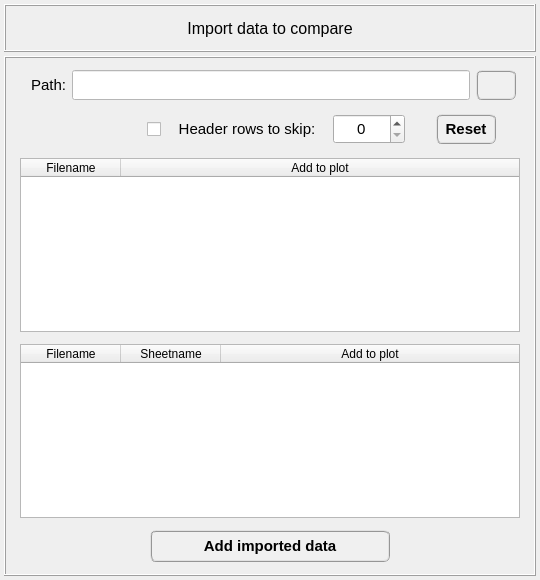
Before: the Qt Designer form pulse/interface/ui_files/data_handler/import_data_to_compare.ui in open-pulse/OpenPulse, drawn with Qt 5.
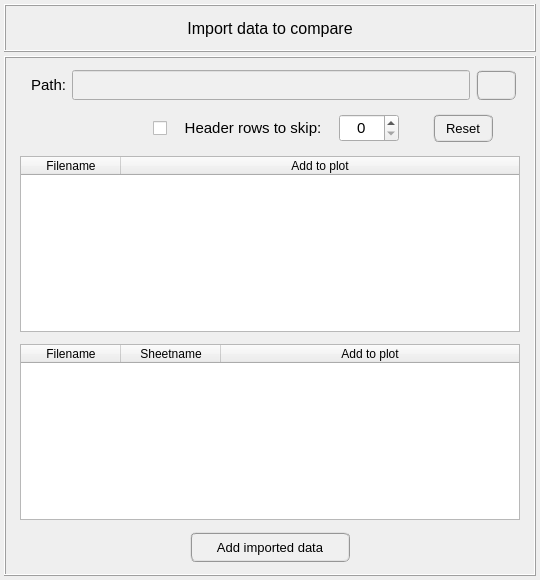
After: the same form once the commit is applied. Icons and pictures are not drawn.

Patch:
```diff
--- a/pulse/interface/ui_files/data_handler/import_data_to_compare.ui
+++ b/pulse/interface/ui_files/data_handler/import_data_to_compare.ui
@@ -234,13 +234,13 @@
                  <property name="minimumSize">
                   <size>
                    <width>60</width>
-                   <height>30</height>
+                   <height>28</height>
                   </size>
                  </property>
                  <property name="maximumSize">
                   <size>
                    <width>60</width>
-                   <height>30</height>
+                   <height>28</height>
                   </size>
                  </property>
                  <property name="sizeIncrement">
@@ -252,16 +252,17 @@
                  <property name="font">
                   <font>
                    <family>MS Shell Dlg 2</family>
-                   <pointsize>11</pointsize>
-                   <weight>75</weight>
+                   <pointsize>10</pointsize>
+                   <weight>50</weight>
                    <italic>false</italic>
-                   <bold>true</bold>
+                   <bold>false</bold>
                   </font>
                  </property>
                  <property name="styleSheet">
-                  <string notr="true">QPushButton{border-radius: 6px; border-color: rgb(150, 150, 150); border-style: ridge; border-width: 2px; color: rgb(0, 0, 0); background-color: rgb(240, 240, 240); font: 75 bold 11pt &quot;MS Shell Dlg 2&quot;}
-QPushButton:hover{border-radius: 6px; border-color: rgb(0, 170, 255); border-style: ridge; border-width: 2px; color: rgb(0, 0, 0); background-color: rgba(174, 213, 255, 100); font: 75 bold 11pt &quot;MS Shell Dlg 2&quot;}
-QPushButton:pressed{border-radius: 6px; border-color: rgb(0, 170, 255); border-style: ridge; border-width: 3px; color: rgb(0, 0, 0); background-color: rgb(174, 213, 255); font: 75 bold 11pt &quot;MS Shell Dlg 2&quot;}</string>
+                  <string notr="true">QPushButton{border-radius: 6px; border-color: rgb(150, 150, 150); border-style: ridge; border-width: 2px; color: rgb(0, 0, 0); background-color: rgb(240, 240, 240)}
+QPushButton:hover{border-radius: 6px; border-color: rgb(0, 170, 255); border-style: ridge; border-width: 2px; color: rgb(0, 0, 0); background-color: rgba(174, 213, 255, 100)}
+QPushButton:pressed{border-radius: 6px; border-color: rgb(0, 170, 255); border-style: ridge; border-width: 2px; color: rgb(0, 0, 0); background-color: rgb(174, 213, 255)}
+QPushButton:disabled{border-radius: 6px; border-color: rgb(150, 150, 150); border-style: ridge; border-width: 0px; color: rgb(150,150, 150); background-color: rgb(220, 220, 220)}</string>
                  </property>
                  <property name="text">
                   <string>Reset</string>
@@ -282,13 +283,13 @@
               <property name="minimumSize">
                <size>
                 <width>25</width>
-                <height>30</height>
+                <height>28</height>
                </size>
               </property>
               <property name="maximumSize">
                <size>
                 <width>25</width>
-                <height>30</height>
+                <height>28</height>
                </size>
               </property>
               <property name="layoutDirection">
@@ -307,13 +308,13 @@
               <property name="minimumSize">
                <size>
                 <width>160</width>
-                <height>30</height>
+                <height>28</height>
                </size>
               </property>
               <property name="maximumSize">
                <size>
                 <width>180</width>
-                <height>30</height>
+                <height>28</height>
                </size>
               </property>
               <property name="font">
@@ -338,13 +339,13 @@
               <property name="minimumSize">
                <size>
                 <width>0</width>
-                <height>30</height>
+                <height>28</height>
                </size>
               </property>
               <property name="maximumSize">
                <size>
-                <width>72</width>
-                <height>30</height>
+                <width>60</width>
+                <height>28</height>
                </size>
               </property>
               <property name="font">
@@ -663,8 +664,8 @@
                <enum>Qt::LeftToRight</enum>
               </property>
               <property name="styleSheet">
-               <string notr="true">background-color: rgb(255, 255, 255);
-color: rgb(0, 0, 255);</string>
+               <string notr="true">QLineEdit{color: rgb(0, 0, 0); background-color: rgb(250, 250, 250)}
+QLineEdit:disabled{color: rgb(100, 100, 100); background-color: rgb(240, 240, 240)}</string>
               </property>
               <property name="alignment">
                <set>Qt::AlignCenter</set>
@@ -708,6 +709,10 @@
               <property name="text">
                <string/>
               </property>
+              <property name="icon">
+               <iconset>
+                <normaloff>../../../../data/icons/common/import.png</normaloff>../../../../data/icons/common/import.png</iconset>
+              </property>
               <property name="iconSize">
                <size>
                 <width>20</width>
@@ -757,14 +762,14 @@
              <widget class="QPushButton" name="pushButton_add_imported_data_to_plot">
               <property name="minimumSize">
                <size>
-                <width>0</width>
-                <height>32</height>
+                <width>160</width>
+                <height>30</height>
                </size>
               </property>
               <property name="maximumSize">
                <size>
-                <width>240</width>
-                <height>32</height>
+                <width>160</width>
+                <height>30</height>
                </size>
               </property>
               <property name="sizeIncrement">
@@ -776,16 +781,17 @@
               <property name="font">
                <font>
                 <family>MS Shell Dlg 2</family>
-                <pointsize>11</pointsize>
-                <weight>75</weight>
+                <pointsize>10</pointsize>
+                <weight>50</weight>
                 <italic>false</italic>
-                <bold>true</bold>
+                <bold>false</bold>
                </font>
               </property>
               <property name="styleSheet">
-               <string notr="true">QPushButton{border-radius: 6px; border-color: rgb(150, 150, 150); border-style: ridge; border-width: 2px; color: rgb(0, 0, 0); background-color: rgb(240, 240, 240); font: 75 bold 11pt &quot;MS Shell Dlg 2&quot;}
-QPushButton:hover{border-radius: 6px; border-color: rgb(0, 170, 255); border-style: ridge; border-width: 2px; color: rgb(0, 0, 0); background-color: rgba(174, 213, 255, 100); font: 75 bold 11pt &quot;MS Shell Dlg 2&quot;}
-QPushButton:pressed{border-radius: 6px; border-color: rgb(0, 170, 255); border-style: ridge; border-width: 3px; color: rgb(0, 0, 0); background-color: rgb(174, 213, 255); font: 75 bold 11pt &quot;MS Shell Dlg 2&quot;}</string>
+               <string notr="true">QPushButton{border-radius: 6px; border-color: rgb(150, 150, 150); border-style: ridge; border-width: 2px; color: rgb(0, 0, 0); background-color: rgb(240, 240, 240)}
+QPushButton:hover{border-radius: 6px; border-color: rgb(0, 170, 255); border-style: ridge; border-width: 2px; color: rgb(0, 0, 0); background-color: rgba(174, 213, 255, 100)}
+QPushButton:pressed{border-radius: 6px; border-color: rgb(0, 170, 255); border-style: ridge; border-width: 2px; color: rgb(0, 0, 0); background-color: rgb(174, 213, 255)}
+QPushButton:disabled{border-radius: 6px; border-color: rgb(150, 150, 150); border-style: ridge; border-width: 0px; color: rgb(150,150, 150); background-color: rgb(220, 220, 220)}</string>
               </property>
               <property name="text">
                <string>Add imported data</string>
```
